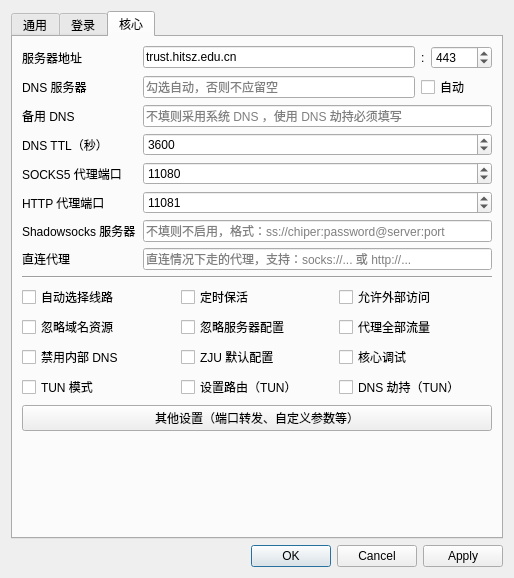
Old version of the form settingwindow/settingwindow.ui in the repository chenx-dust/EZ4Connect.
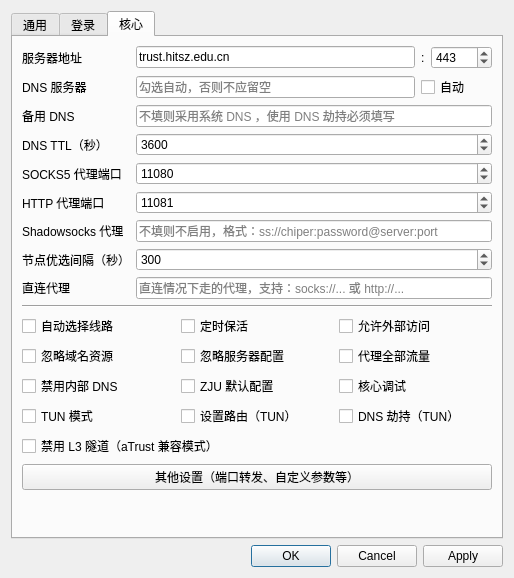
New version of the form. The open tabs and pages were chosen to show the change.

What changed in the file:
```diff
--- a/settingwindow/settingwindow.ui
+++ b/settingwindow/settingwindow.ui
@@ -632,6 +632,13 @@
            </property>
           </widget>
          </item>
+         <item row="4" column="0" colspan="3">
+          <widget class="QCheckBox" name="tcpTunnelModeCheckBox">
+           <property name="text">
+            <string>禁用 L3 隧道（aTrust 兼容模式）</string>
+           </property>
+          </widget>
+         </item>
          <item row="2" column="2">
           <widget class="QCheckBox" name="debugCheckBox">
            <property name="text">
@@ -750,7 +757,14 @@
        <item row="8" column="0">
         <widget class="QLabel" name="zjuConnectTabLabel10">
          <property name="text">
-          <string>Shadowsocks 服务器</string>
+          <string>Shadowsocks 代理</string>
+         </property>
+        </widget>
+       </item>
+       <item row="9" column="0">
+        <widget class="QLabel" name="zjuConnectTabLabel12">
+         <property name="text">
+          <string>节点优选间隔（秒）</string>
          </property>
         </widget>
        </item>
@@ -771,6 +785,16 @@
          </property>
         </widget>
        </item>
+       <item row="9" column="1" colspan="3">
+        <widget class="QSpinBox" name="updateBestNodesIntervalSpinBox">
+         <property name="maximum">
+          <number>2147483647</number>
+         </property>
+         <property name="value">
+          <number>300</number>
+         </property>
+        </widget>
+       </item>
        <item row="0" column="0">
         <widget class="QLabel" name="zjuConnectTabLabel1">
          <property name="text">
```
